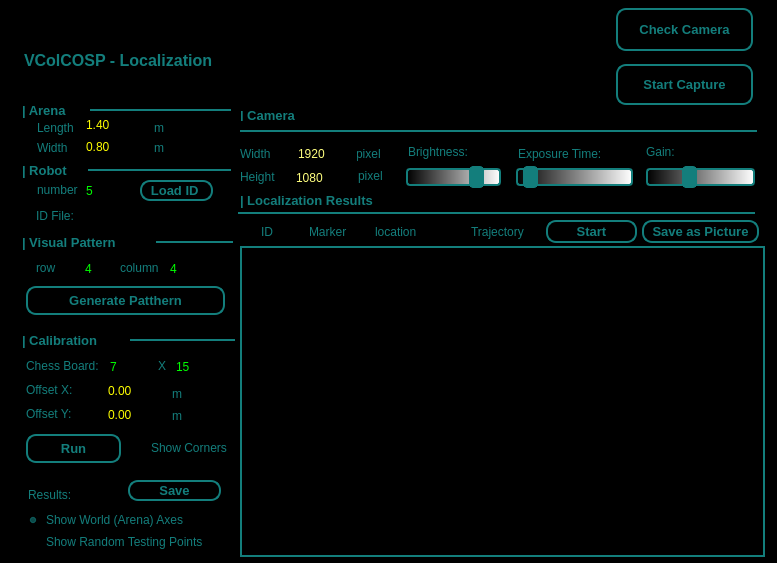
XuelongSun/VColCOSP_GUI, file viewers/localization_embedded.ui: the form before one commit.
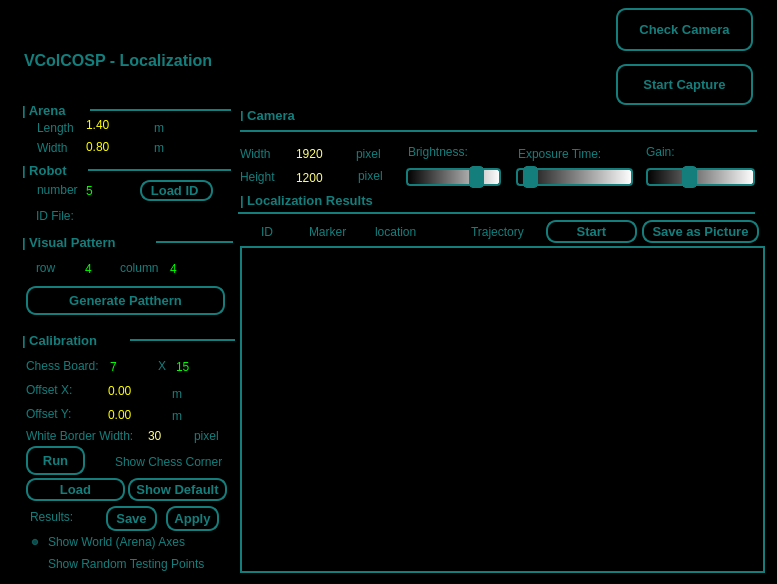
The form after the commit. Icons and pictures are not drawn.

```diff
--- a/viewers/localization_embedded.ui
+++ b/viewers/localization_embedded.ui
@@ -7,7 +7,7 @@
     <x>0</x>
     <y>0</y>
     <width>777</width>
-    <height>563</height>
+    <height>584</height>
    </rect>
   </property>
   <property name="contextMenuPolicy">
@@ -184,8 +184,8 @@
    <property name="geometry">
     <rect>
      <x>26</x>
-     <y>434</y>
-     <width>95</width>
+     <y>446</y>
+     <width>59</width>
      <height>29</height>
     </rect>
    </property>
@@ -291,7 +291,7 @@
      <x>240</x>
      <y>246</y>
      <width>525</width>
-     <height>311</height>
+     <height>327</height>
     </rect>
    </property>
    <property name="toolTip">
@@ -510,6 +510,9 @@
    </property>
   </widget>
   <widget class="QSpinBox" name="sp_camera_height">
+   <property name="enabled">
+    <bool>false</bool>
+   </property>
    <property name="geometry">
     <rect>
      <x>294</x>
@@ -527,7 +530,7 @@
     <number>2560</number>
    </property>
    <property name="value">
-    <number>1080</number>
+    <number>1200</number>
    </property>
    <property name="displayIntegerBase">
     <number>10</number>
@@ -560,11 +563,14 @@
    </property>
   </widget>
   <widget class="QSpinBox" name="sp_camera_width">
+   <property name="enabled">
+    <bool>false</bool>
+   </property>
    <property name="geometry">
     <rect>
-     <x>296</x>
+     <x>294</x>
      <y>144</y>
-     <width>61</width>
+     <width>59</width>
      <height>19</height>
     </rect>
    </property>
@@ -1249,9 +1255,9 @@
   <widget class="QLabel" name="label_32">
    <property name="geometry">
     <rect>
-     <x>28</x>
-     <y>482</y>
-     <width>55</width>
+     <x>30</x>
+     <y>504</y>
+     <width>49</width>
      <height>25</height>
     </rect>
    </property>
@@ -1262,10 +1268,10 @@
   <widget class="QPushButton" name="pb_save_cal_data">
    <property name="geometry">
     <rect>
-     <x>128</x>
-     <y>480</y>
-     <width>93</width>
-     <height>21</height>
+     <x>106</x>
+     <y>506</y>
+     <width>51</width>
+     <height>25</height>
     </rect>
    </property>
    <property name="font">
@@ -1389,22 +1395,22 @@
   <widget class="QCheckBox" name="cb_cal_show_corner">
    <property name="geometry">
     <rect>
-     <x>132</x>
-     <y>436</y>
-     <width>97</width>
+     <x>96</x>
+     <y>450</y>
+     <width>127</width>
      <height>23</height>
     </rect>
    </property>
    <property name="text">
-    <string>Show Corners</string>
+    <string>Show Chess Corners</string>
    </property>
   </widget>
   <widget class="QRadioButton" name="rb_cal_show_points">
    <property name="geometry">
     <rect>
-     <x>26</x>
-     <y>534</y>
-     <width>185</width>
+     <x>28</x>
+     <y>556</y>
+     <width>201</width>
      <height>16</height>
     </rect>
    </property>
@@ -1415,9 +1421,9 @@
   <widget class="QRadioButton" name="rb_cal_show_axes">
    <property name="geometry">
     <rect>
-     <x>26</x>
-     <y>512</y>
-     <width>185</width>
+     <x>28</x>
+     <y>534</y>
+     <width>201</width>
      <height>16</height>
     </rect>
    </property>
@@ -1428,6 +1434,164 @@
     <bool>true</bool>
    </property>
   </widget>
+  <widget class="QLabel" name="label_33">
+   <property name="geometry">
+    <rect>
+     <x>26</x>
+     <y>428</y>
+     <width>113</width>
+     <height>16</height>
+    </rect>
+   </property>
+   <property name="text">
+    <string>White Border Width:</string>
+   </property>
+  </widget>
+  <widget class="QSpinBox" name="sp_cal_border_w">
+   <property name="geometry">
+    <rect>
+     <x>146</x>
+     <y>426</y>
+     <width>45</width>
+     <height>19</height>
+    </rect>
+   </property>
+   <property name="styleSheet">
+    <string notr="true">border: 2px soild rgb(19, 126, 124);
+color: rgb(255, 255, 127);
+</string>
+   </property>
+   <property name="maximum">
+    <number>999</number>
+   </property>
+   <property name="value">
+    <number>30</number>
+   </property>
+   <property name="displayIntegerBase">
+    <number>10</number>
+   </property>
+  </widget>
+  <widget class="QLabel" name="label_45">
+   <property name="geometry">
+    <rect>
+     <x>194</x>
+     <y>428</y>
+     <width>33</width>
+     <height>16</height>
+    </rect>
+   </property>
+   <property name="text">
+    <string>pixel</string>
+   </property>
+  </widget>
+  <widget class="QPushButton" name="pb_apply_cal_data">
+   <property name="geometry">
+    <rect>
+     <x>166</x>
+     <y>506</y>
+     <width>53</width>
+     <height>25</height>
+    </rect>
+   </property>
+   <property name="font">
+    <font>
+     <family>Arial</family>
+     <pointsize>10</pointsize>
+     <weight>75</weight>
+     <bold>true</bold>
+    </font>
+   </property>
+   <property name="cursor">
+    <cursorShape>PointingHandCursor</cursorShape>
+   </property>
+   <property name="styleSheet">
+    <string notr="true">QPushButton::disabled {
+    border: 2px solid rgb(149, 149, 149);
+	color:rgb(149, 149, 149);
+	border-radius:10px;
+}
+QPushButton{
+border: 2px solid rgb(19, 126, 124);
+border-radius:10px;
+}
+</string>
+   </property>
+   <property name="text">
+    <string>Apply</string>
+   </property>
+  </widget>
+  <widget class="QPushButton" name="pb_cal_load_data">
+   <property name="geometry">
+    <rect>
+     <x>26</x>
+     <y>478</y>
+     <width>99</width>
+     <height>23</height>
+    </rect>
+   </property>
+   <property name="font">
+    <font>
+     <family>Arial</family>
+     <pointsize>10</pointsize>
+     <weight>75</weight>
+     <bold>true</bold>
+    </font>
+   </property>
+   <property name="cursor">
+    <cursorShape>PointingHandCursor</cursorShape>
+   </property>
+   <property name="styleSheet">
+    <string notr="true">QPushButton::disabled {
+    border: 2px solid rgb(149, 149, 149);
+	color:rgb(149, 149, 149);
+	border-radius:10px;
+}
+QPushButton{
+border: 2px solid rgb(19, 126, 124);
+border-radius:10px;
+}
+</string>
+   </property>
+   <property name="text">
+    <string>Load</string>
+   </property>
+  </widget>
+  <widget class="QPushButton" name="pb_cal_show_default">
+   <property name="geometry">
+    <rect>
+     <x>128</x>
+     <y>478</y>
+     <width>99</width>
+     <height>23</height>
+    </rect>
+   </property>
+   <property name="font">
+    <font>
+     <family>Arial</family>
+     <pointsize>10</pointsize>
+     <weight>75</weight>
+     <bold>true</bold>
+    </font>
+   </property>
+   <property name="cursor">
+    <cursorShape>PointingHandCursor</cursorShape>
+   </property>
+   <property name="styleSheet">
+    <string notr="true">QPushButton::disabled {
+    border: 2px solid rgb(149, 149, 149);
+	color:rgb(149, 149, 149);
+	border-radius:10px;
+}
+QPushButton{
+border: 2px solid rgb(19, 126, 124);
+border-radius:10px;
+}
+</string>
+   </property>
+   <property name="text">
+    <string>Show Default</string>
+   </property>
+  </widget>
  </widget>
  <resources>
   <include location="../resources.qrc"/>
```
Left out of the diff: 4 changed lines with no effect on the pictures.
